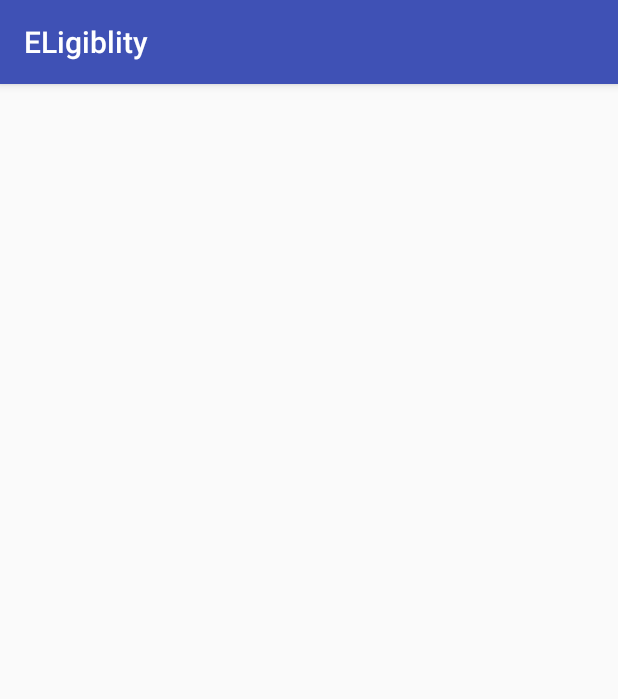
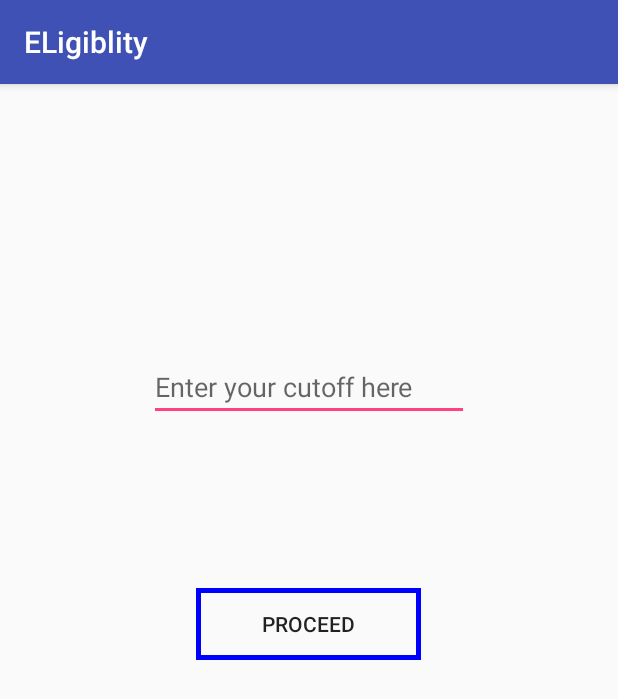
Before and after one commit to Abdulkadir98/EverythingCollege, an Android app: the eligibilityActivity screen opened directly, with no data from a screen before it, on a phone screen of 412 x 824 dp. Shown: the top 699 px of the screen. Run offline under Robolectric (Android 15) with nearby library versions, the phone set to English and light mode, and no system bars.

Commit message:
added  eligibility

```diff
--- a/app/src/main/AndroidManifest.xml
+++ b/app/src/main/AndroidManifest.xml
@@ -35,7 +35,8 @@
             android:label="Scholarships" />
         <activity android:name=".MainActivity" />
         <activity android:name=".stateActivity" />
-        <activity android:name=".states_intro"></activity>
+        <activity android:name=".states_intro" />
+        <activity android:name=".elgibilityAdapter"></activity>
     </application>
 
 </manifest>
--- a/app/src/main/java/com/example/hp/main/eligibilityActivity.java
+++ b/app/src/main/java/com/example/hp/main/eligibilityActivity.java
@@ -1,13 +1,36 @@
 package com.example.hp.main;
 
+import android.content.Intent;
+import android.database.sqlite.SQLiteDatabase;
 import android.support.v7.app.AppCompatActivity;
 import android.os.Bundle;
+import android.view.View;
+import android.widget.Button;
+import android.widget.EditText;
+
+import static android.R.id.edit;
+import static android.os.Build.VERSION_CODES.N;
 
 public class eligibilityActivity extends AppCompatActivity {
-
+int cutoff;
+    EditText ed;
     @Override
     protected void onCreate(Bundle savedInstanceState) {
         super.onCreate(savedInstanceState);
         setContentView(R.layout.activity_eligibility);
+        Button b= (Button) findViewById(R.id.button);
+        ed=(EditText) findViewById(R.id.editText);
+
+        b.setOnClickListener(new View.OnClickListener() {
+            @Override
+            public void onClick(View v) {
+                cutoff=Integer.parseInt(ed.getText().toString());
+                Intent intent= new Intent(getApplicationContext(),elgibilityAdapter.class);
+                intent.putExtra("Number",cutoff);
+                startActivity(intent);
+
+            }
+        });
+
     }
 }
--- a/app/src/main/res/layout/activity_eligibility.xml
+++ b/app/src/main/res/layout/activity_eligibility.xml
@@ -9,4 +9,26 @@
     android:paddingTop="@dimen/activity_vertical_margin"
     tools:context="com.example.hp.main.eligibilityActivity">
 
+    <EditText
+        android:layout_width="wrap_content"
+        android:layout_height="wrap_content"
+        android:inputType="textPersonName"
+        android:hint="Enter your cutoff here"
+        android:ems="10"
+        android:id="@+id/editText"
+        android:layout_marginTop="163dp"
+        android:layout_alignParentTop="true"
+        android:layout_centerHorizontal="true" />
+
+    <Button
+        android:text="Proceed"
+        android:layout_width="150dp"
+        android:layout_height="wrap_content"
+        android:layout_marginTop="111dp"
+        android:background="@drawable/values"
+        android:id="@+id/button"
+        android:layout_below="@+id/editText"
+        android:layout_centerHorizontal="true" />
+
+
 </RelativeLayout>
```
Also changed, not shown: app/src/main/java/com/example/hp/main/elgibilityAdapter.java (added, +47 -0 lines), app/src/main/res/layout/activity_elgibility_adapter.xml (added, +13 -0 lines).
